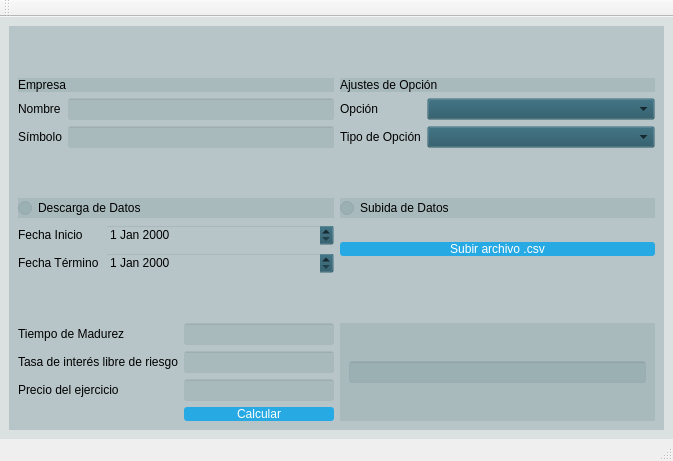
Before: the Qt Designer form sample3.ui in icomann/QuantumISW, drawn with Qt 5.
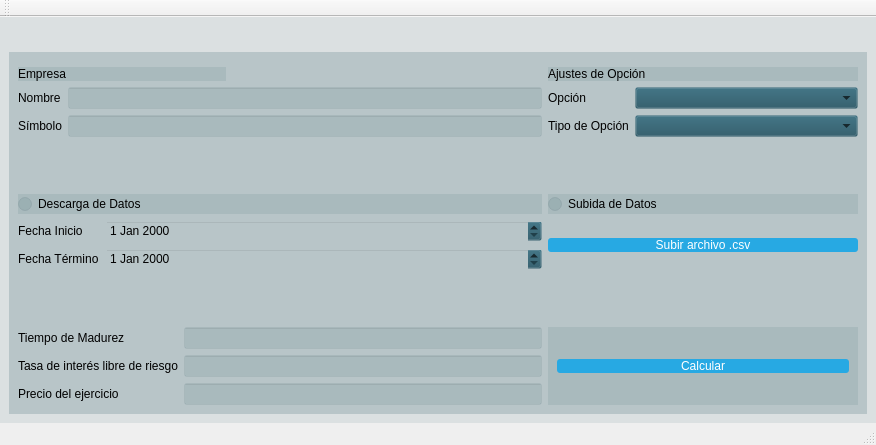
After: the same form once the commit is applied. The open tabs and pages were chosen to show the change.

```diff
--- a/sample3.ui
+++ b/sample3.ui
@@ -6,19 +6,26 @@
    <rect>
     <x>0</x>
     <y>0</y>
-    <width>673</width>
-    <height>461</height>
+    <width>876</width>
+    <height>445</height>
    </rect>
   </property>
   <property name="windowTitle">
-   <string>MainWindow</string>
+   <string>Valorizador de Opciones</string>
   </property>
   <widget class="QWidget" name="centralwidget">
    <property name="styleSheet">
     <string notr="true">background: rgba(32, 80, 96, 25);</string>
    </property>
    <layout class="QGridLayout" name="gridLayout">
-    <item row="1" column="0">
+    <item row="0" column="0">
+     <widget class="QWidget" name="homeWidget" native="true">
+      <property name="styleSheet">
+       <string notr="true">background: rgba(32, 80, 96, 0);</string>
+      </property>
+     </widget>
+    </item>
+    <item row="1" column="0" colspan="3">
      <widget class="QStackedWidget" name="stackedWidget">
       <property name="currentIndex">
        <number>0</number>
@@ -117,191 +124,14 @@
       </widget>
       <widget class="QWidget" name="Datos">
        <layout class="QGridLayout" name="gridLayout_4">
-        <item row="0" column="0" colspan="2">
-         <spacer name="verticalSpacer_3">
-          <property name="orientation">
-           <enum>Qt::Vertical</enum>
-          </property>
-          <property name="sizeHint" stdset="0">
-           <size>
-            <width>626</width>
-            <height>9</height>
-           </size>
-          </property>
-         </spacer>
-        </item>
-        <item row="1" column="0">
-         <widget class="QLabel" name="label_5">
-          <property name="text">
-           <string>Empresa</string>
-          </property>
-         </widget>
-        </item>
-        <item row="1" column="1">
-         <widget class="QLabel" name="label_6">
-          <property name="text">
-           <string>Ajustes de Opción</string>
-          </property>
-         </widget>
-        </item>
-        <item row="2" column="0">
-         <layout class="QFormLayout" name="formLayout">
-          <property name="fieldGrowthPolicy">
-           <enum>QFormLayout::AllNonFixedFieldsGrow</enum>
-          </property>
-          <item row="0" column="0">
-           <widget class="QLabel" name="label">
-            <property name="styleSheet">
-             <string notr="true">background: rgba(32, 80, 96, 0);</string>
-            </property>
-            <property name="text">
-             <string>Nombre</string>
-            </property>
-           </widget>
-          </item>
-          <item row="0" column="1">
-           <widget class="QLineEdit" name="business_name"/>
-          </item>
-          <item row="1" column="0">
-           <widget class="QLabel" name="label_2">
-            <property name="styleSheet">
-             <string notr="true">background: rgba(32, 80, 96, 0);</string>
-            </property>
-            <property name="text">
-             <string>Símbolo</string>
-            </property>
-           </widget>
-          </item>
-          <item row="1" column="1">
-           <widget class="QLineEdit" name="stock_name"/>
-          </item>
-         </layout>
-        </item>
-        <item row="3" column="0" colspan="2">
-         <spacer name="verticalSpacer">
-          <property name="orientation">
-           <enum>Qt::Vertical</enum>
-          </property>
-          <property name="sizeHint" stdset="0">
-           <size>
-            <width>637</width>
-            <height>13</height>
-           </size>
-          </property>
-         </spacer>
-        </item>
-        <item row="2" column="1">
-         <layout class="QFormLayout" name="formLayout_4">
-          <property name="fieldGrowthPolicy">
-           <enum>QFormLayout::AllNonFixedFieldsGrow</enum>
-          </property>
-          <item row="0" column="0">
-           <widget class="QLabel" name="label_3">
-            <property name="styleSheet">
-             <string notr="true">background: rgba(32, 80, 96, 0);</string>
-            </property>
-            <property name="text">
-             <string>Opción</string>
-            </property>
-           </widget>
-          </item>
-          <item row="0" column="1">
-           <widget class="QComboBox" name="Option_type"/>
-          </item>
-          <item row="1" column="0">
-           <widget class="QLabel" name="label_4">
-            <property name="styleSheet">
-             <string notr="true">background: rgba(32, 80, 96, 0);</string>
-            </property>
-            <property name="text">
-             <string>Tipo de Opción</string>
-            </property>
-           </widget>
-          </item>
-          <item row="1" column="1">
-           <widget class="QComboBox" name="business_type_combo"/>
-          </item>
-         </layout>
-        </item>
-        <item row="4" column="0">
-         <widget class="QRadioButton" name="radioButton">
-          <property name="text">
-           <string>Descarga de Datos</string>
-          </property>
-         </widget>
-        </item>
-        <item row="4" column="1">
+        <item row="4" column="2">
          <widget class="QRadioButton" name="radioButton_2">
           <property name="text">
            <string>Subida de Datos</string>
           </property>
          </widget>
         </item>
-        <item row="5" column="0">
-         <layout class="QFormLayout" name="formLayout_2">
-          <item row="0" column="0">
-           <widget class="QLabel" name="label_8">
-            <property name="styleSheet">
-             <string notr="true">background: rgba(32, 80, 96, 0);</string>
-            </property>
-            <property name="text">
-             <string>Fecha Inicio</string>
-            </property>
-           </widget>
-          </item>
-          <item row="0" column="1">
-           <widget class="QDateEdit" name="start_date">
-            <property name="styleSheet">
-             <string notr="true">background: rgba(32, 80, 96, 0);</string>
-            </property>
-           </widget>
-          </item>
-          <item row="1" column="0">
-           <widget class="QLabel" name="label_9">
-            <property name="styleSheet">
-             <string notr="true">background: rgba(32, 80, 96, 0);</string>
-            </property>
-            <property name="text">
-             <string>Fecha Término</string>
-            </property>
-           </widget>
-          </item>
-          <item row="1" column="1">
-           <widget class="QDateEdit" name="finish_date">
-            <property name="styleSheet">
-             <string notr="true">background: rgba(32, 80, 96, 0);</string>
-            </property>
-           </widget>
-          </item>
-         </layout>
-        </item>
-        <item row="6" column="0" colspan="2">
-         <spacer name="verticalSpacer_2">
-          <property name="orientation">
-           <enum>Qt::Vertical</enum>
-          </property>
-          <property name="sizeHint" stdset="0">
-           <size>
-            <width>637</width>
-            <height>12</height>
-           </size>
-          </property>
-         </spacer>
-        </item>
-        <item row="5" column="1">
-         <widget class="QPushButton" name="pushButton_2">
-          <property name="styleSheet">
-           <string notr="true">color: white;
-  background-color: #27a9e3;
-  border-width: 0px;
-  border-radius: 3px;</string>
-          </property>
-          <property name="text">
-           <string>Subir archivo .csv</string>
-          </property>
-         </widget>
-        </item>
-        <item row="7" column="0">
+        <item row="7" column="0" colspan="2">
          <layout class="QFormLayout" name="formLayout_3">
           <property name="fieldGrowthPolicy">
            <enum>QFormLayout::AllNonFixedFieldsGrow</enum>
@@ -345,34 +175,204 @@
           <item row="2" column="1">
            <widget class="QLineEdit" name="k_value"/>
           </item>
-          <item row="3" column="1">
-           <widget class="QPushButton" name="calculate_option">
-            <property name="styleSheet">
-             <string notr="true">color: white;
-  background-color: #27a9e3;
-  border-width: 0px;
-  border-radius: 3px;</string>
-            </property>
-            <property name="text">
-             <string>Calcular</string>
-            </property>
-           </widget>
-          </item>
          </layout>
         </item>
-        <item row="7" column="1">
+        <item row="7" column="2">
          <widget class="QWidget" name="widget_bar" native="true">
           <layout class="QGridLayout" name="gridLayout_6">
-           <item row="0" column="0">
-            <widget class="QLineEdit" name="error_line">
-             <property name="enabled">
-              <bool>false</bool>
+           <item row="1" column="0">
+            <widget class="QPushButton" name="calculate_option">
+             <property name="styleSheet">
+              <string notr="true">color: white;
+  background-color: #27a9e3;
+  border-width: 0px;
+  border-radius: 3px;</string>
+             </property>
+             <property name="text">
+              <string>Calcular</string>
              </property>
             </widget>
            </item>
           </layout>
          </widget>
         </item>
+        <item row="5" column="0" colspan="2">
+         <layout class="QFormLayout" name="formLayout_2">
+          <item row="0" column="0">
+           <widget class="QLabel" name="label_8">
+            <property name="styleSheet">
+             <string notr="true">background: rgba(32, 80, 96, 0);</string>
+            </property>
+            <property name="text">
+             <string>Fecha Inicio</string>
+            </property>
+           </widget>
+          </item>
+          <item row="0" column="1">
+           <widget class="QDateEdit" name="start_date">
+            <property name="styleSheet">
+             <string notr="true">background: rgba(32, 80, 96, 0);</string>
+            </property>
+           </widget>
+          </item>
+          <item row="1" column="0">
+           <widget class="QLabel" name="label_9">
+            <property name="styleSheet">
+             <string notr="true">background: rgba(32, 80, 96, 0);</string>
+            </property>
+            <property name="text">
+             <string>Fecha Término</string>
+            </property>
+           </widget>
+          </item>
+          <item row="1" column="1">
+           <widget class="QDateEdit" name="finish_date">
+            <property name="styleSheet">
+             <string notr="true">background: rgba(32, 80, 96, 0);</string>
+            </property>
+           </widget>
+          </item>
+         </layout>
+        </item>
+        <item row="4" column="0" colspan="2">
+         <widget class="QRadioButton" name="radioButton">
+          <property name="text">
+           <string>Descarga de Datos</string>
+          </property>
+         </widget>
+        </item>
+        <item row="1" column="0">
+         <widget class="QLabel" name="label_5">
+          <property name="text">
+           <string>Empresa</string>
+          </property>
+         </widget>
+        </item>
+        <item row="5" column="2">
+         <widget class="QPushButton" name="pushButton_2">
+          <property name="styleSheet">
+           <string notr="true">color: white;
+  background-color: #27a9e3;
+  border-width: 0px;
+  border-radius: 3px;</string>
+          </property>
+          <property name="text">
+           <string>Subir archivo .csv</string>
+          </property>
+         </widget>
+        </item>
+        <item row="6" column="0" colspan="3">
+         <spacer name="verticalSpacer_2">
+          <property name="orientation">
+           <enum>Qt::Vertical</enum>
+          </property>
+          <property name="sizeHint" stdset="0">
+           <size>
+            <width>637</width>
+            <height>12</height>
+           </size>
+          </property>
+         </spacer>
+        </item>
+        <item row="2" column="2">
+         <layout class="QFormLayout" name="formLayout_4">
+          <property name="fieldGrowthPolicy">
+           <enum>QFormLayout::AllNonFixedFieldsGrow</enum>
+          </property>
+          <item row="0" column="0">
+           <widget class="QLabel" name="label_3">
+            <property name="styleSheet">
+             <string notr="true">background: rgba(32, 80, 96, 0);</string>
+            </property>
+            <property name="text">
+             <string>Opción</string>
+            </property>
+           </widget>
+          </item>
+          <item row="0" column="1">
+           <widget class="QComboBox" name="Option_type"/>
+          </item>
+          <item row="1" column="0">
+           <widget class="QLabel" name="label_4">
+            <property name="styleSheet">
+             <string notr="true">background: rgba(32, 80, 96, 0);</string>
+            </property>
+            <property name="text">
+             <string>Tipo de Opción</string>
+            </property>
+           </widget>
+          </item>
+          <item row="1" column="1">
+           <widget class="QComboBox" name="business_type_combo"/>
+          </item>
+         </layout>
+        </item>
+        <item row="1" column="2">
+         <widget class="QLabel" name="label_6">
+          <property name="text">
+           <string>Ajustes de Opción</string>
+          </property>
+         </widget>
+        </item>
+        <item row="0" column="1" rowspan="2" colspan="2">
+         <spacer name="verticalSpacer_3">
+          <property name="orientation">
+           <enum>Qt::Vertical</enum>
+          </property>
+          <property name="sizeHint" stdset="0">
+           <size>
+            <width>626</width>
+            <height>9</height>
+           </size>
+          </property>
+         </spacer>
+        </item>
+        <item row="3" column="0" colspan="3">
+         <spacer name="verticalSpacer">
+          <property name="orientation">
+           <enum>Qt::Vertical</enum>
+          </property>
+          <property name="sizeHint" stdset="0">
+           <size>
+            <width>637</width>
+            <height>13</height>
+           </size>
+          </property>
+         </spacer>
+        </item>
+        <item row="2" column="0" colspan="2">
+         <layout class="QFormLayout" name="formLayout">
+          <property name="fieldGrowthPolicy">
+           <enum>QFormLayout::AllNonFixedFieldsGrow</enum>
+          </property>
+          <item row="0" column="0">
+           <widget class="QLabel" name="label">
+            <property name="styleSheet">
+             <string notr="true">background: rgba(32, 80, 96, 0);</string>
+            </property>
+            <property name="text">
+             <string>Nombre</string>
+            </property>
+           </widget>
+          </item>
+          <item row="0" column="1">
+           <widget class="QLineEdit" name="business_name"/>
+          </item>
+          <item row="1" column="0">
+           <widget class="QLabel" name="label_2">
+            <property name="styleSheet">
+             <string notr="true">background: rgba(32, 80, 96, 0);</string>
+            </property>
+            <property name="text">
+             <string>Símbolo</string>
+            </property>
+           </widget>
+          </item>
+          <item row="1" column="1">
+           <widget class="QLineEdit" name="stock_name"/>
+          </item>
+         </layout>
+        </item>
        </layout>
       </widget>
       <widget class="QWidget" name="Resultados">
@@ -404,6 +404,26 @@
       </widget>
      </widget>
     </item>
+    <item row="0" column="2">
+     <spacer name="horizontalSpacer_3">
+      <property name="orientation">
+       <enum>Qt::Horizontal</enum>
+      </property>
+      <property name="sizeHint" stdset="0">
+       <size>
+        <width>40</width>
+        <height>20</height>
+       </size>
+      </property>
+     </spacer>
+    </item>
+    <item row="0" column="1">
+     <widget class="QWidget" name="backWidget" native="true">
+      <property name="styleSheet">
+       <string notr="true">background: rgba(32, 80, 96, 0);</string>
+      </property>
+     </widget>
+    </item>
    </layout>
   </widget>
   <widget class="QMenuBar" name="menubar">
@@ -411,7 +431,7 @@
     <rect>
      <x>0</x>
      <y>0</y>
-     <width>673</width>
+     <width>876</width>
      <height>25</height>
     </rect>
    </property>
```
